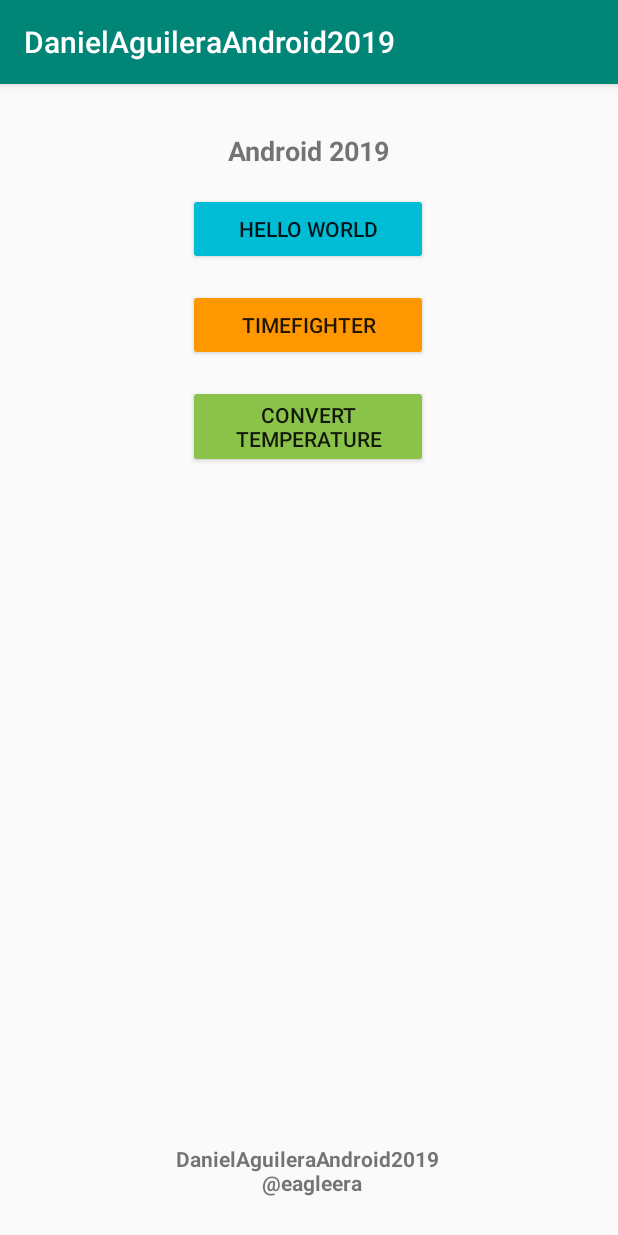
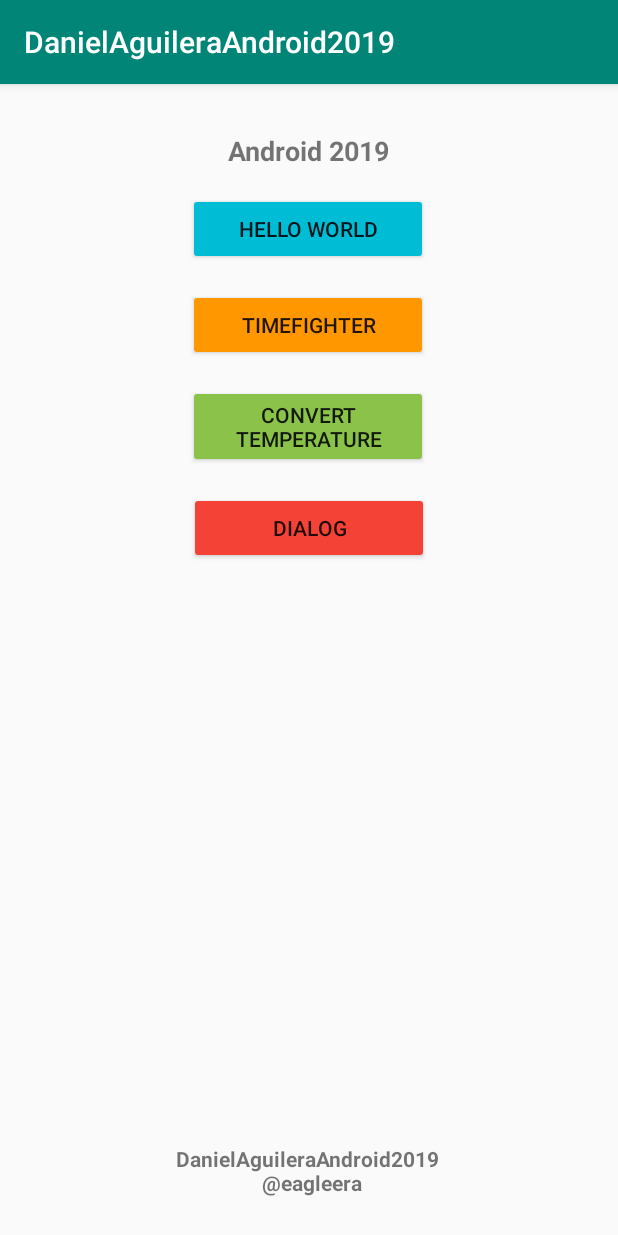
Before and after one commit to eagleera/DanielAguileraAndroid2019, an Android app: the screen it shows after launch (MainActivity), on a phone screen of 412 x 824 dp. Run offline under Robolectric (Android 15) with nearby library versions, the phone set to English and light mode, and no system bars.

Commit message:
added dialog activity

```diff
--- a/app/src/main/AndroidManifest.xml
+++ b/app/src/main/AndroidManifest.xml
@@ -9,6 +9,8 @@
             android:roundIcon="@mipmap/ic_launcher_round"
             android:supportsRtl="true"
             android:theme="@style/AppTheme">
+        <activity android:name=".Dialog">
+        </activity>
         <activity android:name=".TemperatureConversion">
         </activity>
         <activity android:name=".TimeFighter">
--- a/app/src/main/java/com/example/danielaguileraandroid2019/MainActivity.kt
+++ b/app/src/main/java/com/example/danielaguileraandroid2019/MainActivity.kt
@@ -20,5 +20,9 @@ class MainActivity : AppCompatActivity() {
             val intent = Intent(this, TemperatureConversion::class.java)
             startActivity(intent)
         }
+        btnDialog.setOnClickListener {
+            val intent = Intent(this, Dialog::class.java)
+            startActivity(intent)
+        }
     }
 }
--- a/app/src/main/res/layout/activity_main.xml
+++ b/app/src/main/res/layout/activity_main.xml
@@ -53,4 +53,16 @@
             android:layout_marginBottom="26dp" android:textAlignment="center"
             android:textStyle="bold"/>
 
+    <Button
+            android:id="@+id/btnDialog"
+            android:layout_width="wrap_content"
+            android:layout_height="wrap_content"
+            android:layout_marginTop="16dp"
+            android:width="160sp"
+            android:backgroundTint="#F44336"
+            android:text="@string/dialog"
+            app:layout_constraintEnd_toEndOf="parent"
+            app:layout_constraintStart_toStartOf="parent"
+            app:layout_constraintTop_toBottomOf="@+id/btnTempConversion" />
+
 </android.support.constraint.ConstraintLayout>
--- a/app/src/main/res/values/strings.xml
+++ b/app/src/main/res/values/strings.xml
@@ -16,4 +16,8 @@
     <string name="convert_btn_celsius">Convert to Farenheit</string>
     <string name="farenheit_lbl">Farenheit</string>
     <string name="conver_btn_farenheit">Convert to Celsius</string>
+    <string name="dialog">DIALOG</string>
+    <string name="btn_login">Login</string>
+    <string name="btn_cancel">Cancel</string>
+    <string name="btn_mostrar_dialogo">Mostrar dialogo</string>
 </resources>
--- a/build.gradle
+++ b/build.gradle
@@ -8,7 +8,7 @@ buildscript {
 
     }
     dependencies {
-        classpath 'com.android.tools.build:gradle:3.4.2'
+        classpath 'com.android.tools.build:gradle:3.5.0'
         classpath "org.jetbrains.kotlin:kotlin-gradle-plugin:$kotlin_version"
         // NOTE: Do not place your application dependencies here; they belong
         // in the individual module build.gradle files
```
Also changed, not shown: app/src/main/java/com/example/danielaguileraandroid2019/Dialog.kt (added, +31 -0 lines), app/src/main/res/layout/activity_dialog.xml (added, +30 -0 lines), app/src/main/res/layout/dialog_login.xml (added, +43 -0 lines), gradle/wrapper/gradle-wrapper.properties.
